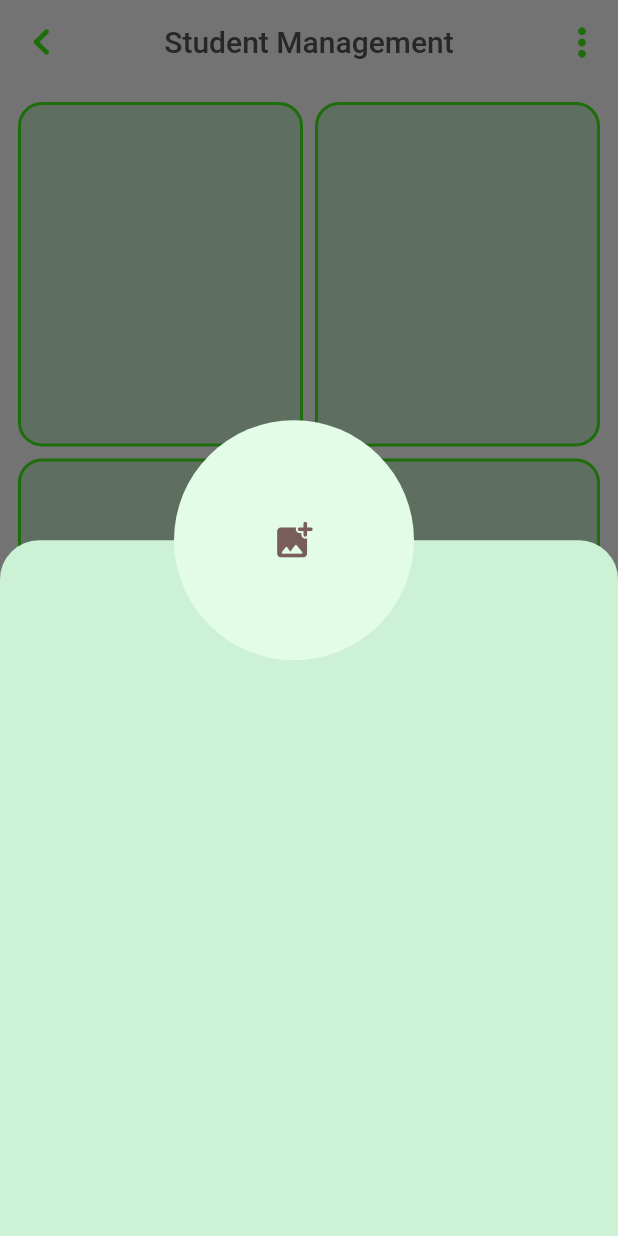
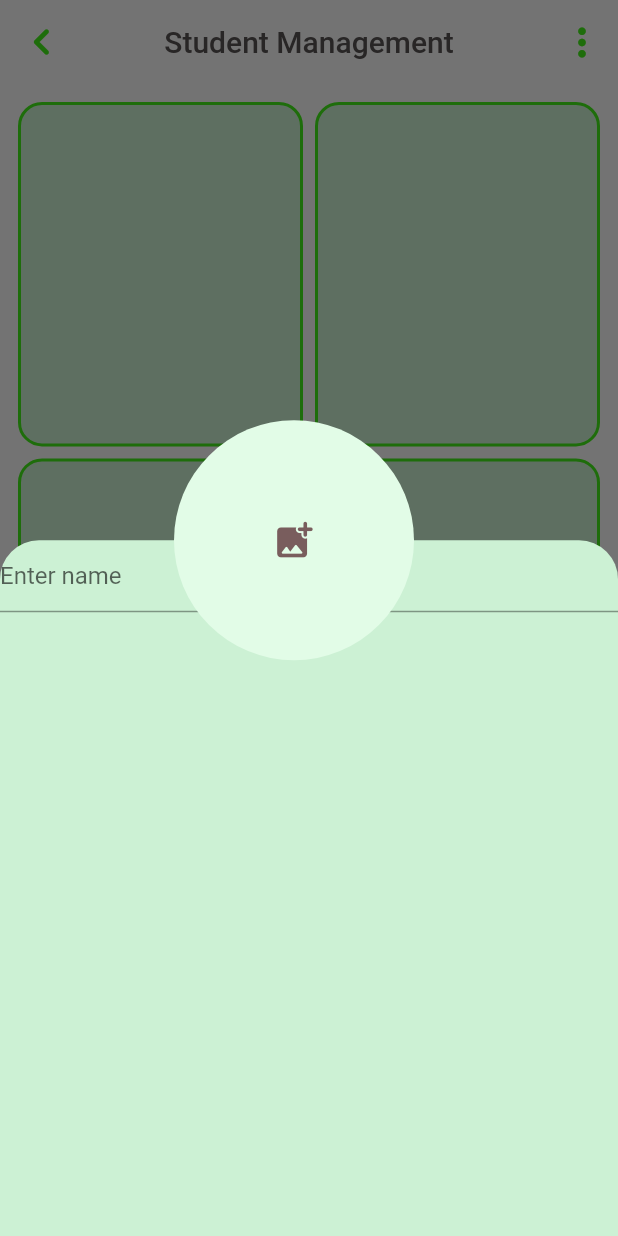
Before and after one commit to marufrobin/firebase_practice, a Flutter app: the screen it shows after launch, after a tap on the "add" icon, on a phone screen of 412 x 824 dp. Run offline on Flutter 3.47's test engine with Material 2 defaults, Android fonts, the phone set to English and light mode, and no system bars; our stand-ins replace cloud_firestore, firebase_core; accounts and stored records are empty.

Commit message:
bug fixed..

```diff
--- a/lib/pages/dashboard.dart
+++ b/lib/pages/dashboard.dart
@@ -83,6 +83,12 @@ class _DashBoardState extends State<DashBoard> {
                       topLeft: Radius.circular(26)),
                   color: Color(0xffCCF1D4),
                 ),
+                child: Column(
+                  children: [
+                    TextField(
+                        decoration: InputDecoration(hintText: "Enter name")),
+                  ],
+                ),
               ),
               Positioned(
                 left: 116,
```
